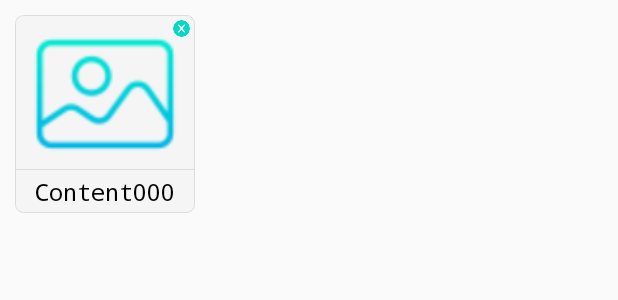
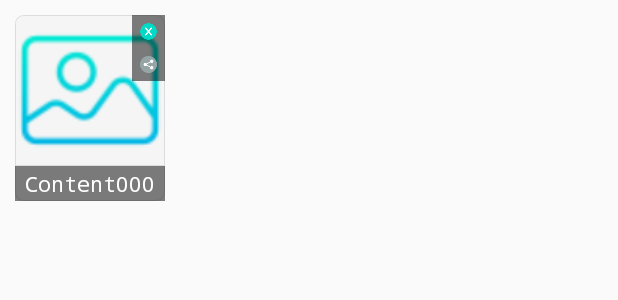
Before and after one commit to Manu-yadav/SubjectNotes, an Android app: the layout child_view_content.xml on its own in the app's theme, with its tools: preview values and no code run, on a phone screen of 412 x 824 dp. Shown: the top 300 px of the screen. Run offline under Robolectric (Android 15) with nearby library versions, the phone set to English and light mode, and no system bars.

Commit message:
Added share pdf

```diff
--- a/app/src/main/java/com/example/subjectnotes/adaptor/ChapterContentAdaptor.java
+++ b/app/src/main/java/com/example/subjectnotes/adaptor/ChapterContentAdaptor.java
@@ -90,6 +90,19 @@ public class ChapterContentAdaptor extends RecyclerView.Adapter<ChapterContentAd
                         AppDialog.alertDialogForChapterContentDelete(mContext, mChapterList.get(getAbsoluteAdapterPosition()), "Delete!!");
                 }
             });
+            ((ImageView) itemView.findViewById(R.id.iv_share)).setOnClickListener(new View.OnClickListener() {
+                @Override
+                public void onClick(View view) {
+                    Uri photoURI = FileProvider.getUriForFile(mContext,
+                            mContext.getApplicationContext().getPackageName() + ".provider",
+                            mChapterList.get(getAbsoluteAdapterPosition()).getmImageFile());
+                    Intent shareIntent = new Intent(Intent.ACTION_SEND);
+                    shareIntent.setType("application/pdf");
+                    shareIntent.addFlags(Intent.FLAG_GRANT_READ_URI_PERMISSION);
+                    shareIntent.putExtra(Intent.EXTRA_STREAM, photoURI );
+                    mContext.startActivity(Intent.createChooser(shareIntent, "Share it"));
+                }
+            });
             itemView.setOnClickListener(new View.OnClickListener() {
                 @Override
                 public void onClick(View view) {
--- a/app/src/main/res/layout/child_view_content.xml
+++ b/app/src/main/res/layout/child_view_content.xml
@@ -8,37 +8,52 @@
     android:background="@drawable/folder_bg"
     android:orientation="vertical">
 
-    <ImageView
-        android:id="@+id/iv_delete"
-        android:layout_width="18dp"
-        android:layout_height="18dp"
-        android:layout_gravity="end"
-        android:clickable="true"
-        android:focusable="true"
-        android:padding="3dp"
-        android:src="@drawable/icon_delete" />
-
     <RelativeLayout
-        android:layout_width="100dp"
-        android:layout_height="100dp"
-        android:layout_marginLeft="10dp"
-        android:layout_marginTop="-15dp"
-        android:layout_marginRight="10dp">
+        android:layout_width="match_parent"
+        android:layout_height="wrap_content"
+        android:orientation="horizontal">
 
 
         <ImageView
             android:id="@+id/iv_content"
             android:layout_width="100dp"
             android:layout_height="100dp"
-            android:layout_alignParentTop="true"
-            android:layout_centerHorizontal="true"
             android:layout_gravity="center"
             android:gravity="center"
             android:src="@drawable/dummy" />
 
+        <LinearLayout
+            android:layout_width="wrap_content"
+            android:layout_height="wrap_content"
+            android:layout_alignParentEnd="true"
+            android:background="@android:drawable/screen_background_dark_transparent"
+            android:orientation="vertical">
+
+            <ImageView
+                android:id="@+id/iv_delete"
+                android:layout_width="18dp"
+                android:layout_height="18dp"
+                android:layout_margin="2dp"
+                android:clickable="true"
+                android:focusable="true"
+                android:padding="3dp"
+                android:src="@drawable/icon_delete" />
 
 
+            <ImageView
+                android:id="@+id/iv_share"
+                android:layout_width="18dp"
+                android:layout_height="18dp"
+                android:layout_margin="2dp"
+                android:clickable="true"
+                android:focusable="true"
+                android:padding="3dp"
+                android:src="@drawable/icon_share" />
+
+
+        </LinearLayout>
     </RelativeLayout>
+
 
     <View
         android:layout_width="match_parent"
@@ -49,22 +64,22 @@
     <RelativeLayout
         android:layout_width="100dp"
         android:layout_height="wrap_content"
-        android:layout_gravity="center">
+        android:layout_gravity="center"
+        android:background="@android:drawable/screen_background_dark_transparent">
 
         <TextView
             android:id="@+id/tv_content_name"
             android:layout_width="wrap_content"
             android:layout_height="wrap_content"
             android:layout_centerHorizontal="true"
-            android:layout_gravity="center"
             android:ellipsize="end"
             android:fontFamily="monospace"
             android:gravity="center"
             android:maxLength="10"
             android:maxLines="1"
-            android:padding="3dp"
+            android:padding="2dp"
             android:text="Content0000"
-            android:textColor="@color/black"
-            android:textSize="16sp" />
+            android:textColor="@color/white"
+            android:textSize="14sp" />
     </RelativeLayout>
 </LinearLayout>
```
Also changed, not shown: app/src/main/res/drawable/ic_share.png (added), app/src/main/res/drawable/icon_share.png (added).
